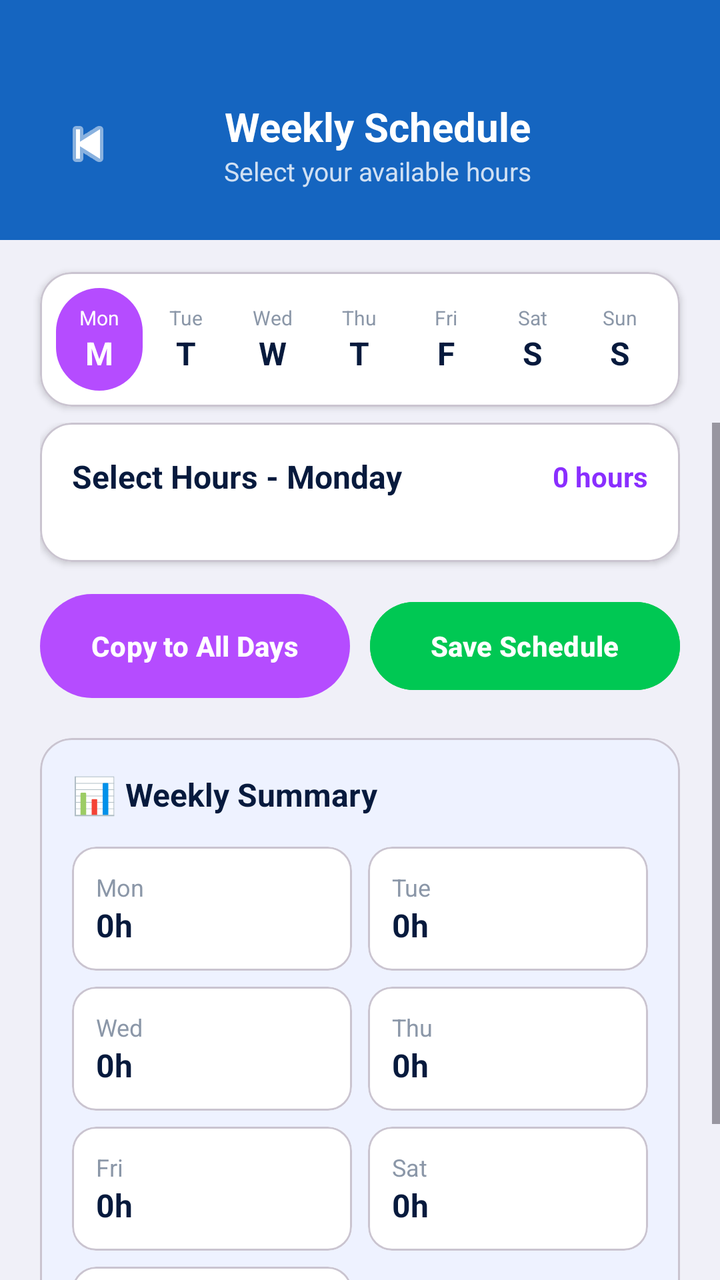
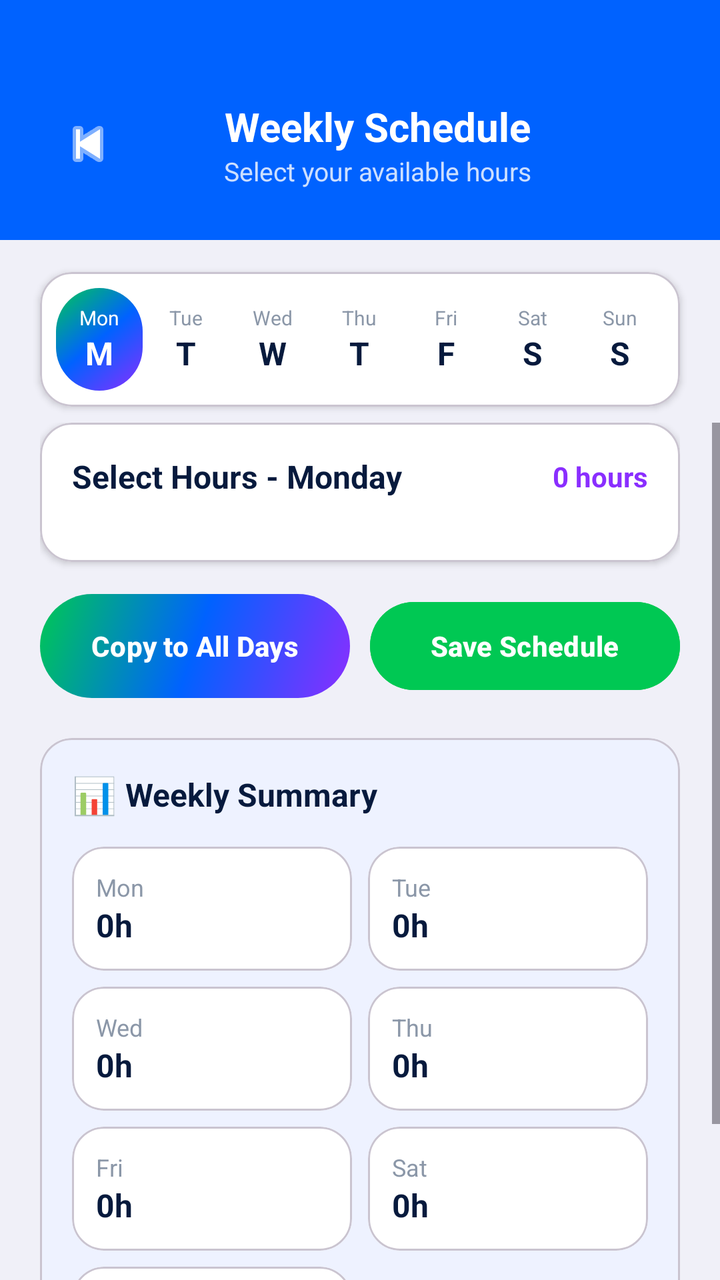

The first picture is an Android layout as it rendered before a commit; the second is the same layout after the commit. The layout source and the unified diff follow.
<!-- AndroidManifest.xml: application theme Theme.PeerTutoringApollo -->
<!-- res/layout/activity_weekly_schedule.xml -->
<?xml version="1.0" encoding="utf-8"?>
<LinearLayout xmlns:android="http://schemas.android.com/apk/res/android"
    xmlns:app="http://schemas.android.com/apk/res-auto"
    android:layout_width="match_parent"
    android:layout_height="match_parent"
    android:orientation="vertical"
    android:background="#F0F0F8">

    
    <LinearLayout
        android:layout_width="match_parent"
        android:layout_height="wrap_content"
        android:orientation="vertical"
        android:background="#1565C0"
        android:paddingTop="48dp"
        android:paddingBottom="24dp"
        android:paddingHorizontal="20dp">

        <LinearLayout android:layout_width="match_parent" android:layout_height="wrap_content" android:orientation="horizontal" android:gravity="center_vertical">
            <ImageButton android:id="@+id/btnBack" android:layout_width="48dp" android:layout_height="48dp" android:background="@android:color/transparent" android:src="@android:drawable/ic_media_previous" app:tint="#FFFFFF" android:contentDescription="Back" android:layout_marginEnd="10dp" />
            <LinearLayout android:layout_width="0dp" android:layout_height="wrap_content" android:layout_weight="1" android:orientation="vertical" android:gravity="center_horizontal">
                <TextView android:layout_width="wrap_content" android:layout_height="wrap_content" android:text="Weekly Schedule" android:textColor="#FFFFFF" android:textSize="20sp" android:textStyle="bold" />
                <TextView android:layout_width="wrap_content" android:layout_height="wrap_content" android:text="Select your available hours" android:textColor="#CCFFFFFF" android:textSize="13sp" />
            </LinearLayout>
            <View android:layout_width="40dp" android:layout_height="1dp" />
        </LinearLayout>
    </LinearLayout>

    
    <com.google.android.material.card.MaterialCardView
        android:layout_width="match_parent"
        android:layout_height="wrap_content"
        android:layout_marginHorizontal="20dp"
        android:layout_marginTop="16dp"
        android:layout_marginBottom="8dp"
        app:cardCornerRadius="16dp"
        app:cardBackgroundColor="#FFFFFF"
        app:cardElevation="2dp">

        <LinearLayout
            android:layout_width="match_parent"
            android:layout_height="wrap_content"
            android:orientation="horizontal"
            android:padding="8dp">

            <LinearLayout android:id="@+id/tabMon" android:layout_width="0dp" android:layout_height="wrap_content" android:layout_weight="1" android:orientation="vertical" android:gravity="center" android:padding="8dp" android:background="@drawable/bg_button_gradient">
                <TextView android:layout_width="wrap_content" android:layout_height="wrap_content" android:text="Mon" android:textColor="#FFFFFF" android:textSize="10sp" />
                <TextView android:layout_width="wrap_content" android:layout_height="wrap_content" android:text="M" android:textColor="#FFFFFF" android:textSize="16sp" android:textStyle="bold" />
            </LinearLayout>

            <LinearLayout android:id="@+id/tabTue" android:layout_width="0dp" android:layout_height="wrap_content" android:layout_weight="1" android:orientation="vertical" android:gravity="center" android:padding="8dp">
                <TextView android:layout_width="wrap_content" android:layout_height="wrap_content" android:text="Tue" android:textColor="#8B97A8" android:textSize="10sp" />
                <TextView android:layout_width="wrap_content" android:layout_height="wrap_content" android:text="T" android:textColor="#071A3D" android:textSize="16sp" android:textStyle="bold" />
            </LinearLayout>

            <LinearLayout android:id="@+id/tabWed" android:layout_width="0dp" android:layout_height="wrap_content" android:layout_weight="1" android:orientation="vertical" android:gravity="center" android:padding="8dp">
                <TextView android:layout_width="wrap_content" android:layout_height="wrap_content" android:text="Wed" android:textColor="#8B97A8" android:textSize="10sp" />
                <TextView android:layout_width="wrap_content" android:layout_height="wrap_content" android:text="W" android:textColor="#071A3D" android:textSize="16sp" android:textStyle="bold" />
            </LinearLayout>

            <LinearLayout android:id="@+id/tabThu" android:layout_width="0dp" android:layout_height="wrap_content" android:layout_weight="1" android:orientation="vertical" android:gravity="center" android:padding="8dp">
                <TextView android:layout_width="wrap_content" android:layout_height="wrap_content" android:text="Thu" android:textColor="#8B97A8" android:textSize="10sp" />
                <TextView android:layout_width="wrap_content" android:layout_height="wrap_content" android:text="T" android:textColor="#071A3D" android:textSize="16sp" android:textStyle="bold" />
            </LinearLayout>

            <LinearLayout android:id="@+id/tabFri" android:layout_width="0dp" android:layout_height="wrap_content" android:layout_weight="1" android:orientation="vertical" android:gravity="center" android:padding="8dp">
                <TextView android:layout_width="wrap_content" android:layout_height="wrap_content" android:text="Fri" android:textColor="#8B97A8" android:textSize="10sp" />
                <TextView android:layout_width="wrap_content" android:layout_height="wrap_content" android:text="F" android:textColor="#071A3D" android:textSize="16sp" android:textStyle="bold" />
            </LinearLayout>

            <LinearLayout android:id="@+id/tabSat" android:layout_width="0dp" android:layout_height="wrap_content" android:layout_weight="1" android:orientation="vertical" android:gravity="center" android:padding="8dp">
                <TextView android:layout_width="wrap_content" android:layout_height="wrap_content" android:text="Sat" android:textColor="#8B97A8" android:textSize="10sp" />
                <TextView android:layout_width="wrap_content" android:layout_height="wrap_content" android:text="S" android:textColor="#071A3D" android:textSize="16sp" android:textStyle="bold" />
            </LinearLayout>

            <LinearLayout android:id="@+id/tabSun" android:layout_width="0dp" android:layout_height="wrap_content" android:layout_weight="1" android:orientation="vertical" android:gravity="center" android:padding="8dp">
                <TextView android:layout_width="wrap_content" android:layout_height="wrap_content" android:text="Sun" android:textColor="#8B97A8" android:textSize="10sp" />
                <TextView android:layout_width="wrap_content" android:layout_height="wrap_content" android:text="S" android:textColor="#071A3D" android:textSize="16sp" android:textStyle="bold" />
            </LinearLayout>
        </LinearLayout>
    </com.google.android.material.card.MaterialCardView>

    <ScrollView
        android:layout_width="match_parent"
        android:layout_height="0dp"
        android:layout_weight="1"
        android:fillViewport="true">

        <LinearLayout
            android:layout_width="match_parent"
            android:layout_height="wrap_content"
            android:orientation="vertical"
            android:paddingHorizontal="20dp"
            android:paddingBottom="24dp">

            
            <com.google.android.material.card.MaterialCardView
                android:layout_width="match_parent"
                android:layout_height="wrap_content"
                android:layout_marginBottom="16dp"
                app:cardCornerRadius="16dp"
                app:cardBackgroundColor="#FFFFFF"
                app:cardElevation="2dp">

                <LinearLayout
                    android:layout_width="match_parent"
                    android:layout_height="wrap_content"
                    android:orientation="vertical"
                    android:padding="16dp">

                    
                    <LinearLayout android:layout_width="match_parent" android:layout_height="wrap_content" android:orientation="horizontal" android:gravity="center_vertical" android:layout_marginBottom="16dp">
                        <TextView android:id="@+id/tvSelectHoursLabel" android:layout_width="0dp" android:layout_height="wrap_content" android:layout_weight="1" android:text="Select Hours - Monday" android:textColor="#071A3D" android:textSize="16sp" android:textStyle="bold" />
                        <TextView android:id="@+id/tvHoursCount" android:layout_width="wrap_content" android:layout_height="wrap_content" android:text="0 hours" android:textColor="#8A2EFF" android:textSize="14sp" android:textStyle="bold" />
                    </LinearLayout>

                    
                    <LinearLayout
                        android:id="@+id/layoutHourGrid"
                        android:layout_width="match_parent"
                        android:layout_height="wrap_content"
                        android:orientation="vertical" />

                </LinearLayout>
            </com.google.android.material.card.MaterialCardView>

            
            <LinearLayout
                android:layout_width="match_parent"
                android:layout_height="wrap_content"
                android:orientation="horizontal"
                android:layout_marginBottom="20dp">

                <Button
                    android:id="@+id/btnCopyToAllDays"
                    android:layout_width="0dp"
                    android:layout_height="52dp"
                    android:layout_weight="1"
                    android:layout_marginEnd="10dp"
                    android:background="@drawable/bg_button_gradient"
                    android:text="Copy to All Days"
                    android:textAllCaps="false"
                    android:textColor="#FFFFFF"
                    android:textSize="14sp"
                    android:textStyle="bold"
                    app:backgroundTint="@null"
                    app:cornerRadius="28dp" />

                <Button
                    android:id="@+id/btnSaveSchedule"
                    android:layout_width="0dp"
                    android:layout_height="52dp"
                    android:layout_weight="1"
                    android:backgroundTint="#00C853"
                    android:text="Save Schedule"
                    android:textAllCaps="false"
                    android:textColor="#FFFFFF"
                    android:textSize="14sp"
                    android:textStyle="bold"
                    app:cornerRadius="28dp" />
            </LinearLayout>

            
            <com.google.android.material.card.MaterialCardView
                android:layout_width="match_parent"
                android:layout_height="wrap_content"
                app:cardCornerRadius="16dp"
                app:cardBackgroundColor="#EEF2FF"
                app:cardElevation="0dp">

                <LinearLayout
                    android:layout_width="match_parent"
                    android:layout_height="wrap_content"
                    android:orientation="vertical"
                    android:padding="16dp">

                    <LinearLayout android:layout_width="wrap_content" android:layout_height="wrap_content" android:orientation="horizontal" android:gravity="center_vertical" android:layout_marginBottom="14dp">
                        <TextView android:layout_width="wrap_content" android:layout_height="wrap_content" android:text="📊 " android:textSize="18sp" />
                        <TextView android:layout_width="wrap_content" android:layout_height="wrap_content" android:text="Weekly Summary" android:textColor="#071A3D" android:textSize="16sp" android:textStyle="bold" />
                    </LinearLayout>

                    
                    <LinearLayout android:layout_width="match_parent" android:layout_height="wrap_content" android:orientation="horizontal" android:layout_marginBottom="8dp">
                        <com.google.android.material.card.MaterialCardView android:layout_width="0dp" android:layout_height="wrap_content" android:layout_weight="1" android:layout_marginEnd="8dp" app:cardCornerRadius="12dp" app:cardBackgroundColor="#FFFFFF" app:cardElevation="0dp">
                            <LinearLayout android:layout_width="match_parent" android:layout_height="wrap_content" android:orientation="vertical" android:padding="12dp">
                                <TextView android:layout_width="wrap_content" android:layout_height="wrap_content" android:text="Mon" android:textColor="#8B97A8" android:textSize="12sp" />
                                <TextView android:id="@+id/sumMon" android:layout_width="wrap_content" android:layout_height="wrap_content" android:text="0h" android:textColor="#071A3D" android:textSize="16sp" android:textStyle="bold" />
                            </LinearLayout>
                        </com.google.android.material.card.MaterialCardView>
                        <com.google.android.material.card.MaterialCardView android:layout_width="0dp" android:layout_height="wrap_content" android:layout_weight="1" app:cardCornerRadius="12dp" app:cardBackgroundColor="#FFFFFF" app:cardElevation="0dp">
                            <LinearLayout android:layout_width="match_parent" android:layout_height="wrap_content" android:orientation="vertical" android:padding="12dp">
                                <TextView android:layout_width="wrap_content" android:layout_height="wrap_content" android:text="Tue" android:textColor="#8B97A8" android:textSize="12sp" />
                                <TextView android:id="@+id/sumTue" android:layout_width="wrap_content" android:layout_height="wrap_content" android:text="0h" android:textColor="#071A3D" android:textSize="16sp" android:textStyle="bold" />
                            </LinearLayout>
                        </com.google.android.material.card.MaterialCardView>
                    </LinearLayout>

                    <LinearLayout android:layout_width="match_parent" android:layout_height="wrap_content" android:orientation="horizontal" android:layout_marginBottom="8dp">
                        <com.google.android.material.card.MaterialCardView android:layout_width="0dp" android:layout_height="wrap_content" android:layout_weight="1" android:layout_marginEnd="8dp" app:cardCornerRadius="12dp" app:cardBackgroundColor="#FFFFFF" app:cardElevation="0dp">
                            <LinearLayout android:layout_width="match_parent" android:layout_height="wrap_content" android:orientation="vertical" android:padding="12dp">
                                <TextView android:layout_width="wrap_content" android:layout_height="wrap_content" android:text="Wed" android:textColor="#8B97A8" android:textSize="12sp" />
                                <TextView android:id="@+id/sumWed" android:layout_width="wrap_content" android:layout_height="wrap_content" android:text="0h" android:textColor="#071A3D" android:textSize="16sp" android:textStyle="bold" />
                            </LinearLayout>
                        </com.google.android.material.card.MaterialCardView>
                        <com.google.android.material.card.MaterialCardView android:layout_width="0dp" android:layout_height="wrap_content" android:layout_weight="1" app:cardCornerRadius="12dp" app:cardBackgroundColor="#FFFFFF" app:cardElevation="0dp">
                            <LinearLayout android:layout_width="match_parent" android:layout_height="wrap_content" android:orientation="vertical" android:padding="12dp">
                                <TextView android:layout_width="wrap_content" android:layout_height="wrap_content" android:text="Thu" android:textColor="#8B97A8" android:textSize="12sp" />
                                <TextView android:id="@+id/sumThu" android:layout_width="wrap_content" android:layout_height="wrap_content" android:text="0h" android:textColor="#071A3D" android:textSize="16sp" android:textStyle="bold" />
                            </LinearLayout>
                        </com.google.android.material.card.MaterialCardView>
                    </LinearLayout>

                    <LinearLayout android:layout_width="match_parent" android:layout_height="wrap_content" android:orientation="horizontal" android:layout_marginBottom="8dp">
                        <com.google.android.material.card.MaterialCardView android:layout_width="0dp" android:layout_height="wrap_content" android:layout_weight="1" android:layout_marginEnd="8dp" app:cardCornerRadius="12dp" app:cardBackgroundColor="#FFFFFF" app:cardElevation="0dp">
                            <LinearLayout android:layout_width="match_parent" android:layout_height="wrap_content" android:orientation="vertical" android:padding="12dp">
                                <TextView android:layout_width="wrap_content" android:layout_height="wrap_content" android:text="Fri" android:textColor="#8B97A8" android:textSize="12sp" />
                                <TextView android:id="@+id/sumFri" android:layout_width="wrap_content" android:layout_height="wrap_content" android:text="0h" android:textColor="#071A3D" android:textSize="16sp" android:textStyle="bold" />
                            </LinearLayout>
                        </com.google.android.material.card.MaterialCardView>
                        <com.google.android.material.card.MaterialCardView android:layout_width="0dp" android:layout_height="wrap_content" android:layout_weight="1" app:cardCornerRadius="12dp" app:cardBackgroundColor="#FFFFFF" app:cardElevation="0dp">
                            <LinearLayout android:layout_width="match_parent" android:layout_height="wrap_content" android:orientation="vertical" android:padding="12dp">
                                <TextView android:layout_width="wrap_content" android:layout_height="wrap_content" android:text="Sat" android:textColor="#8B97A8" android:textSize="12sp" />
                                <TextView android:id="@+id/sumSat" android:layout_width="wrap_content" android:layout_height="wrap_content" android:text="0h" android:textColor="#071A3D" android:textSize="16sp" android:textStyle="bold" />
                            </LinearLayout>
                        </com.google.android.material.card.MaterialCardView>
                    </LinearLayout>

                    <LinearLayout android:layout_width="match_parent" android:layout_height="wrap_content" android:orientation="horizontal">
                        <com.google.android.material.card.MaterialCardView android:layout_width="0dp" android:layout_height="wrap_content" android:layout_weight="1" android:layout_marginEnd="8dp" app:cardCornerRadius="12dp" app:cardBackgroundColor="#FFFFFF" app:cardElevation="0dp">
                            <LinearLayout android:layout_width="match_parent" android:layout_height="wrap_content" android:orientation="vertical" android:padding="12dp">
                                <TextView android:layout_width="wrap_content" android:layout_height="wrap_content" android:text="Sun" android:textColor="#8B97A8" android:textSize="12sp" />
                                <TextView android:id="@+id/sumSun" android:layout_width="wrap_content" android:layout_height="wrap_content" android:text="0h" android:textColor="#071A3D" android:textSize="16sp" android:textStyle="bold" />
                            </LinearLayout>
                        </com.google.android.material.card.MaterialCardView>
                        <View android:layout_width="0dp" android:layout_height="1dp" android:layout_weight="1" />
                    </LinearLayout>

                </LinearLayout>
            </com.google.android.material.card.MaterialCardView>

        </LinearLayout>
    </ScrollView>
</LinearLayout>
<!-- resources referenced by this layout -->
<resources>
  <!-- drawable bg_button_gradient (drawable) -->
  <?xml version="1.0" encoding="utf-8"?>
  <shape xmlns:android="http://schemas.android.com/apk/res/android">
      <gradient
          android:startColor="#B54CFF"
          android:endColor="#B54CFF"
          android:angle="0" />
      <corners android:radius="28dp" />
  </shape>
  <style name="Theme.PeerTutoringApollo" parent="Base.Theme.PeerTutoringApollo" />
  <style name="Base.Theme.PeerTutoringApollo" parent="Theme.Material3.DayNight.NoActionBar">
          
          
      </style>
</resources>

<!-- the commit's change to res/layout/activity_weekly_schedule.xml (unified diff, before → after) -->
@@ -11,7 +11,7 @@
         android:layout_width="match_parent"
         android:layout_height="wrap_content"
         android:orientation="vertical"
-        android:background="#1565C0"
+        android:background="#0062FF"
         android:paddingTop="48dp"
         android:paddingBottom="24dp"
         android:paddingHorizontal="20dp">
@@ -181,13 +181,13 @@
 
                     
                     <LinearLayout android:layout_width="match_parent" android:layout_height="wrap_content" android:orientation="horizontal" android:layout_marginBottom="8dp">
-                        <com.google.android.material.card.MaterialCardView android:layout_width="0dp" android:layout_height="wrap_content" android:layout_weight="1" android:layout_marginEnd="8dp" app:cardCornerRadius="12dp" app:cardBackgroundColor="#FFFFFF" app:cardElevation="0dp">
+                        <com.google.android.material.card.MaterialCardView android:layout_width="0dp" android:layout_height="wrap_content" android:layout_weight="1" android:layout_marginEnd="8dp" app:cardCornerRadius="16dp" app:cardBackgroundColor="#FFFFFF" app:cardElevation="0dp">
                             <LinearLayout android:layout_width="match_parent" android:layout_height="wrap_content" android:orientation="vertical" android:padding="12dp">
                                 <TextView android:layout_width="wrap_content" android:layout_height="wrap_content" android:text="Mon" android:textColor="#8B97A8" android:textSize="12sp" />
                                 <TextView android:id="@+id/sumMon" android:layout_width="wrap_content" android:layout_height="wrap_content" android:text="0h" android:textColor="#071A3D" android:textSize="16sp" android:textStyle="bold" />
                             </LinearLayout>
                         </com.google.android.material.card.MaterialCardView>
-                        <com.google.android.material.card.MaterialCardView android:layout_width="0dp" android:layout_height="wrap_content" android:layout_weight="1" app:cardCornerRadius="12dp" app:cardBackgroundColor="#FFFFFF" app:cardElevation="0dp">
+                        <com.google.android.material.card.MaterialCardView android:layout_width="0dp" android:layout_height="wrap_content" android:layout_weight="1" app:cardCornerRadius="16dp" app:cardBackgroundColor="#FFFFFF" app:cardElevation="0dp">
                             <LinearLayout android:layout_width="match_parent" android:layout_height="wrap_content" android:orientation="vertical" android:padding="12dp">
                                 <TextView android:layout_width="wrap_content" android:layout_height="wrap_content" android:text="Tue" android:textColor="#8B97A8" android:textSize="12sp" />
                                 <TextView android:id="@+id/sumTue" android:layout_width="wrap_content" android:layout_height="wrap_content" android:text="0h" android:textColor="#071A3D" android:textSize="16sp" android:textStyle="bold" />
@@ -196,13 +196,13 @@
                     </LinearLayout>
 
                     <LinearLayout android:layout_width="match_parent" android:layout_height="wrap_content" android:orientation="horizontal" android:layout_marginBottom="8dp">
-                        <com.google.android.material.card.MaterialCardView android:layout_width="0dp" android:layout_height="wrap_content" android:layout_weight="1" android:layout_marginEnd="8dp" app:cardCornerRadius="12dp" app:cardBackgroundColor="#FFFFFF" app:cardElevation="0dp">
+                        <com.google.android.material.card.MaterialCardView android:layout_width="0dp" android:layout_height="wrap_content" android:layout_weight="1" android:layout_marginEnd="8dp" app:cardCornerRadius="16dp" app:cardBackgroundColor="#FFFFFF" app:cardElevation="0dp">
                             <LinearLayout android:layout_width="match_parent" android:layout_height="wrap_content" android:orientation="vertical" android:padding="12dp">
                                 <TextView android:layout_width="wrap_content" android:layout_height="wrap_content" android:text="Wed" android:textColor="#8B97A8" android:textSize="12sp" />
                                 <TextView android:id="@+id/sumWed" android:layout_width="wrap_content" android:layout_height="wrap_content" android:text="0h" android:textColor="#071A3D" android:textSize="16sp" android:textStyle="bold" />
                             </LinearLayout>
                         </com.google.android.material.card.MaterialCardView>
-                        <com.google.android.material.card.MaterialCardView android:layout_width="0dp" android:layout_height="wrap_content" android:layout_weight="1" app:cardCornerRadius="12dp" app:cardBackgroundColor="#FFFFFF" app:cardElevation="0dp">
+                        <com.google.android.material.card.MaterialCardView android:layout_width="0dp" android:layout_height="wrap_content" android:layout_weight="1" app:cardCornerRadius="16dp" app:cardBackgroundColor="#FFFFFF" app:cardElevation="0dp">
                             <LinearLayout android:layout_width="match_parent" android:layout_height="wrap_content" android:orientation="vertical" android:padding="12dp">
                                 <TextView android:layout_width="wrap_content" android:layout_height="wrap_content" android:text="Thu" android:textColor="#8B97A8" android:textSize="12sp" />
                                 <TextView android:id="@+id/sumThu" android:layout_width="wrap_content" android:layout_height="wrap_content" android:text="0h" android:textColor="#071A3D" android:textSize="16sp" android:textStyle="bold" />
@@ -211,13 +211,13 @@
                     </LinearLayout>
 
                     <LinearLayout android:layout_width="match_parent" android:layout_height="wrap_content" android:orientation="horizontal" android:layout_marginBottom="8dp">
-                        <com.google.android.material.card.MaterialCardView android:layout_width="0dp" android:layout_height="wrap_content" android:layout_weight="1" android:layout_marginEnd="8dp" app:cardCornerRadius="12dp" app:cardBackgroundColor="#FFFFFF" app:cardElevation="0dp">
+                        <com.google.android.material.card.MaterialCardView android:layout_width="0dp" android:layout_height="wrap_content" android:layout_weight="1" android:layout_marginEnd="8dp" app:cardCornerRadius="16dp" app:cardBackgroundColor="#FFFFFF" app:cardElevation="0dp">
                             <LinearLayout android:layout_width="match_parent" android:layout_height="wrap_content" android:orientation="vertical" android:padding="12dp">
                                 <TextView android:layout_width="wrap_content" android:layout_height="wrap_content" android:text="Fri" android:textColor="#8B97A8" android:textSize="12sp" />
                                 <TextView android:id="@+id/sumFri" android:layout_width="wrap_content" android:layout_height="wrap_content" android:text="0h" android:textColor="#071A3D" android:textSize="16sp" android:textStyle="bold" />
                             </LinearLayout>
                         </com.google.android.material.card.MaterialCardView>
-                        <com.google.android.material.card.MaterialCardView android:layout_width="0dp" android:layout_height="wrap_content" android:layout_weight="1" app:cardCornerRadius="12dp" app:cardBackgroundColor="#FFFFFF" app:cardElevation="0dp">
+                        <com.google.android.material.card.MaterialCardView android:layout_width="0dp" android:layout_height="wrap_content" android:layout_weight="1" app:cardCornerRadius="16dp" app:cardBackgroundColor="#FFFFFF" app:cardElevation="0dp">
                             <LinearLayout android:layout_width="match_parent" android:layout_height="wrap_content" android:orientation="vertical" android:padding="12dp">
                                 <TextView android:layout_width="wrap_content" android:layout_height="wrap_content" android:text="Sat" android:textColor="#8B97A8" android:textSize="12sp" />
                                 <TextView android:id="@+id/sumSat" android:layout_width="wrap_content" android:layout_height="wrap_content" android:text="0h" android:textColor="#071A3D" android:textSize="16sp" android:textStyle="bold" />
@@ -226,7 +226,7 @@
                     </LinearLayout>
 
                     <LinearLayout android:layout_width="match_parent" android:layout_height="wrap_content" android:orientation="horizontal">
-                        <com.google.android.material.card.MaterialCardView android:layout_width="0dp" android:layout_height="wrap_content" android:layout_weight="1" android:layout_marginEnd="8dp" app:cardCornerRadius="12dp" app:cardBackgroundColor="#FFFFFF" app:cardElevation="0dp">
+                        <com.google.android.material.card.MaterialCardView android:layout_width="0dp" android:layout_height="wrap_content" android:layout_weight="1" android:layout_marginEnd="8dp" app:cardCornerRadius="16dp" app:cardBackgroundColor="#FFFFFF" app:cardElevation="0dp">
                             <LinearLayout android:layout_width="match_parent" android:layout_height="wrap_content" android:orientation="vertical" android:padding="12dp">
                                 <TextView android:layout_width="wrap_content" android:layout_height="wrap_content" android:text="Sun" android:textColor="#8B97A8" android:textSize="12sp" />
                                 <TextView android:id="@+id/sumSun" android:layout_width="wrap_content" android:layout_height="wrap_content" android:text="0h" android:textColor="#071A3D" android:textSize="16sp" android:textStyle="bold" />
<!-- resource entries referenced after the edit -->
@@ -4,9 +4,10 @@
   <?xml version="1.0" encoding="utf-8"?>
   <shape xmlns:android="http://schemas.android.com/apk/res/android">
       <gradient
-          android:startColor="#B54CFF"
-          android:endColor="#B54CFF"
-          android:angle="0" />
+          android:startColor="#8A2EFF"
+          android:centerColor="#0062FF"
+          android:endColor="#00C853"
+          android:angle="135" />
       <corners android:radius="28dp" />
   </shape>
   <style name="Theme.PeerTutoringApollo" parent="Base.Theme.PeerTutoringApollo" />
